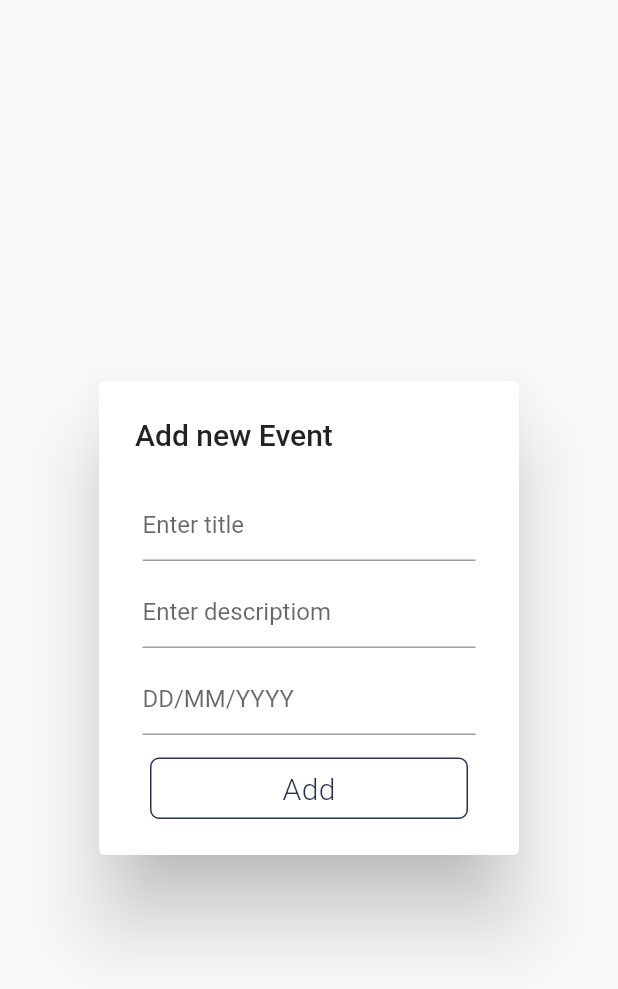
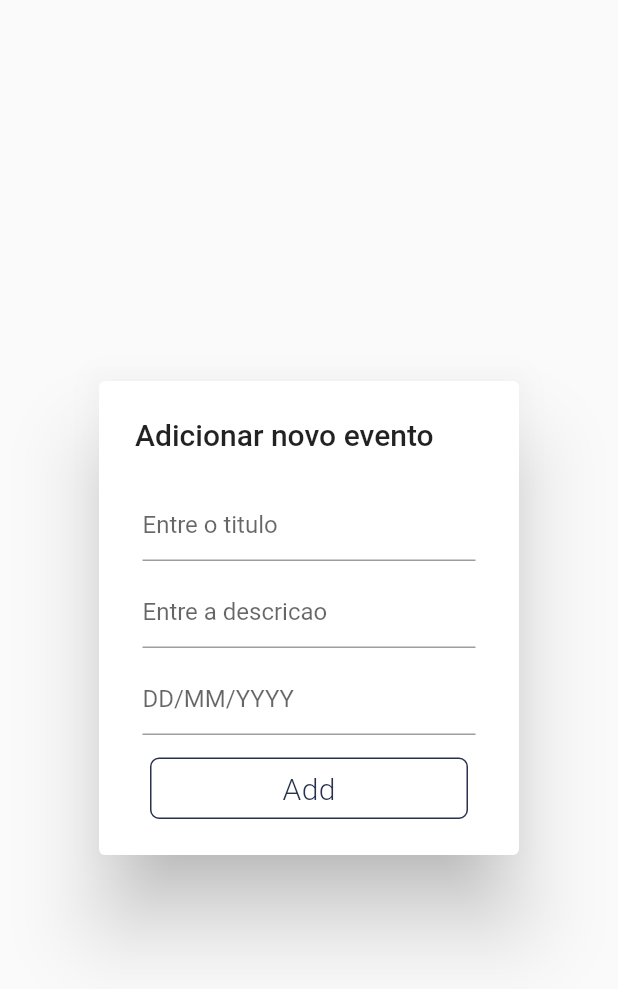
Before and after one commit to lbbento/flutter_web_events_app, a Flutter app: the EventAddDialog widget shown alone on an empty page, opened directly, after a tap on "Add", on a phone screen of 412 x 824 dp. Shown: the top 989 px of the screen. Run offline on Flutter 3.47's test engine with Material 2 defaults, Android fonts, the phone set to English and light mode, and no system bars; missing offline and left inert: flutter_web; network calls fail.

Commit message:
Fixing up adding event

```diff
--- a/lib/events/add/eventadddialog.dart
+++ b/lib/events/add/eventadddialog.dart
@@ -8,7 +8,6 @@ class EventAddDialog extends StatelessWidget {
   final teTitle = TextEditingController();
   final teDescription = TextEditingController();
   final teDate = TextEditingController();
-  Event event;
 
   static const TextStyle linkStyle = const TextStyle(
     color: Colors.blue,
@@ -19,18 +18,18 @@ class EventAddDialog extends StatelessWidget {
   Widget build(BuildContext context) {
 
     return new AlertDialog(
-      title: new Text('Add new Event'),
+      title: new Text('Adicionar novo evento'),
       content: new SingleChildScrollView(
         child: new Column(
           mainAxisSize: MainAxisSize.min,
           crossAxisAlignment: CrossAxisAlignment.start,
           children: <Widget>[
-            getTextField("Enter title", teTitle),
-            getTextField("Enter descriptiom", teDescription),
+            getTextField("Entre o titulo", teTitle),
+            getTextField("Entre a descricao", teDescription),
             getTextField("DD/MM/YYYY", teDate),
             new GestureDetector(
               onTap: () async {
-                if (await addRecord()) {
+                if (await addRecord(new Event(title: teTitle.text, description: teDescription.text, date: teDate.text))) {
                   Navigator.of(context).pop();
                 }
               },
@@ -47,7 +46,7 @@ class EventAddDialog extends StatelessWidget {
   }
 
   Widget getTextField(
-      String inputBoxName, TextEditingController inputBoxController) {
+    String inputBoxName, TextEditingController inputBoxController) {
     var loginBtn = new Padding(
       padding: const EdgeInsets.all(5.0),
       child: new TextFormField(
@@ -83,7 +82,7 @@ class EventAddDialog extends StatelessWidget {
     return loginBtn;
   }
 
-  Future<bool> addRecord() async {
+  Future<bool> addRecord(Event event) async {
     EventApi eventApi = EventApi();
 
     return eventApi.putEvent(event);
--- a/lib/events/data/eventapi.dart
+++ b/lib/events/data/eventapi.dart
@@ -19,8 +19,9 @@ class EventApi {
 
    Future<bool> putEvent(Event event) async {
     final response = await http.put('http://unisinos.eastus.cloudapp.azure.com:8080/event',
-                    headers: { 'Content-Type':'application/json' },
-                    body: event.toJson());
+                      headers: {"content-type": "application/json"},
+                      body: json.encode(event.toJson())
+                    );
 
     return response.statusCode == 200;
   }
--- a/pubspec.yaml
+++ b/pubspec.yaml
@@ -4,6 +4,9 @@ description: An app built using Flutter for web
 environment:
   # You must be using Flutter >=1.5.0 or Dart >=2.3.0
   sdk: '>=2.3.0-dev.0.1 <3.0.0'
+
+flutter:
+  uses-material-design: true
 
 dependencies:
   flutter_web: any
```
Also changed, not shown: lib/events/eventscreen.dart (+15 -8 lines), 2 other files.
